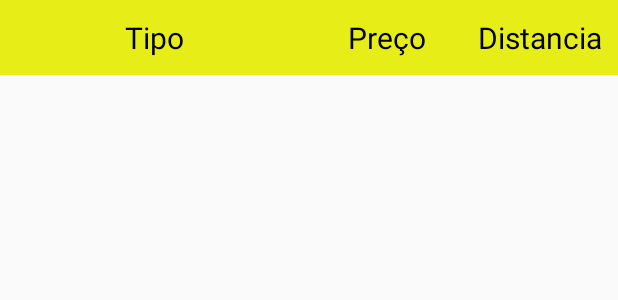
After one commit to JRafa96/ShoppingBuddy, an Android app: the layout combustiveis_item.xml on its own in the app's theme, with its tools: preview values and no code run, on a phone screen of 412 x 824 dp. The commit adds this screen. Shown: the top 300 px of the screen. Run offline under Robolectric (Android 15) with nearby library versions, the phone set to English and light mode, and no system bars.

Commit message:
inicio layout combustivies

```diff
--- a/app/src/main/java/com/project/shoppingbuddy/AppConfig.java
+++ b/app/src/main/java/com/project/shoppingbuddy/AppConfig.java
@@ -2,8 +2,10 @@ package com.project.shoppingbuddy;
 
 public class AppConfig {
 
-    public static String URL_LOGIN = "http://192.168.1.2/android_login_api/login.php";
+    public static String URL_LOGIN = "http://192.168.1.7/android_login_api/login.php";
 
 
-    public static String URL_REGISTER = "http://192.168.1.2/android_login_api/register.php";
+    public static String URL_REGISTER = "http://192.168.1.7/android_login_api/register.php";
+
+    public static String URL_COMBUSTIVEIS = "http://192.168.1.7/android_combustiveis_api/combustiveis.php";
 }
--- a/app/src/main/java/com/project/shoppingbuddy/LoginActivity.java
+++ b/app/src/main/java/com/project/shoppingbuddy/LoginActivity.java
@@ -72,7 +72,7 @@ public class LoginActivity extends Activity {
                 } else {
 
                     Toast.makeText(getApplicationContext(),
-                            "Porfavor insira as suas credenciais!", Toast.LENGTH_LONG)
+                            "Por favor insira as suas credenciais!", Toast.LENGTH_LONG)
                             .show();
                 }
             }
@@ -104,12 +104,12 @@ public class LoginActivity extends Activity {
 
             @Override
             public void onResponse(String response) {
-                Log.d(TAG, "Login Response: " + response.toString());
+                Log.d(TAG, "Resposta: " + response.toString());
                 hideDialog();
 
                 try {
                     JSONObject jObj = new JSONObject(response);
-                    boolean error = jObj.getBoolean("error");
+                    boolean error = jObj.getBoolean("erro");
 
                     if (!error) {
 
--- a/app/src/main/res/layout/activity_combustiveis.xml
+++ b/app/src/main/res/layout/activity_combustiveis.xml
@@ -41,7 +41,6 @@
             android:text="Preço"/>
 
         <TextView
-            android:id="@+id/textView"
             android:layout_width="0dp"
             android:layout_height="wrap_content"
             android:textColor="#fff"
--- /dev/null
+++ b/app/src/main/res/layout/combustiveis_item.xml
@@ -0,0 +1,45 @@
+<?xml version="1.0" encoding="utf-8"?>
+<LinearLayout xmlns:android="http://schemas.android.com/apk/res/android"
+    android:layout_width="match_parent"
+    android:layout_height="wrap_content"
+    android:orientation="vertical">
+
+    <LinearLayout
+        android:layout_width="match_parent"
+        android:layout_height="wrap_content"
+        android:background="#e6ed17"
+        android:orientation="horizontal">
+
+        <TextView
+            android:id="@+id/tipo"
+            android:layout_width="0dp"
+            android:layout_height="50dp"
+            android:layout_weight="2"
+            android:gravity="center"
+            android:text="Tipo"
+            android:textColor="#000000"
+            android:textSize="20sp" />
+
+        <TextView
+            android:id="@+id/preço"
+            android:layout_width="0dp"
+            android:layout_height="wrap_content"
+            android:layout_weight="1"
+            android:gravity="center"
+            android:text="Preço"
+            android:textColor="#000"
+            android:textSize="20sp" />
+
+        <TextView
+            android:id="@+id/distancia"
+            android:layout_width="0dp"
+            android:layout_height="wrap_content"
+            android:layout_weight="1"
+            android:gravity="center"
+            android:text="Distancia"
+            android:textColor="#000"
+            android:textSize="20sp" />
+
+    </LinearLayout>
+
+</LinearLayout>
```
Also changed, not shown: app/src/main/java/com/project/shoppingbuddy/CombustiveisAdapter.java (added, +60 -0 lines), app/src/main/java/com/project/shoppingbuddy/Combustivel.java (added, +44 -0 lines), app/src/main/java/com/project/shoppingbuddy/combustiveisActivity.java (+10 -85 lines), app/src/main/java/com/project/shoppingbuddy/combustiveisActivity2.java (added, +118 -0 lines).
